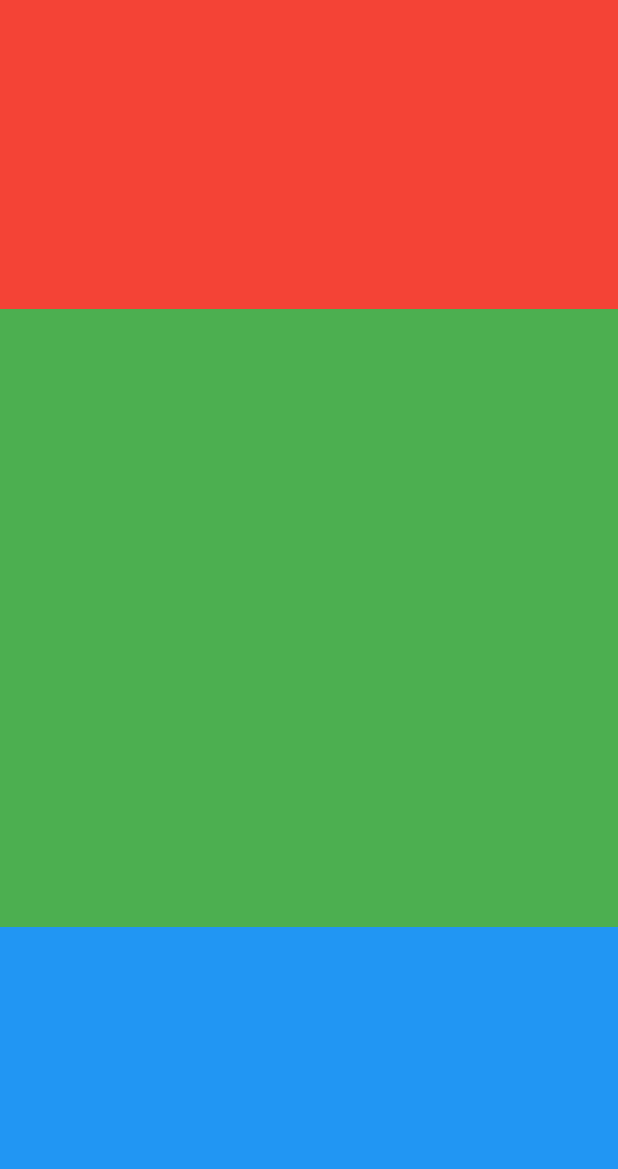
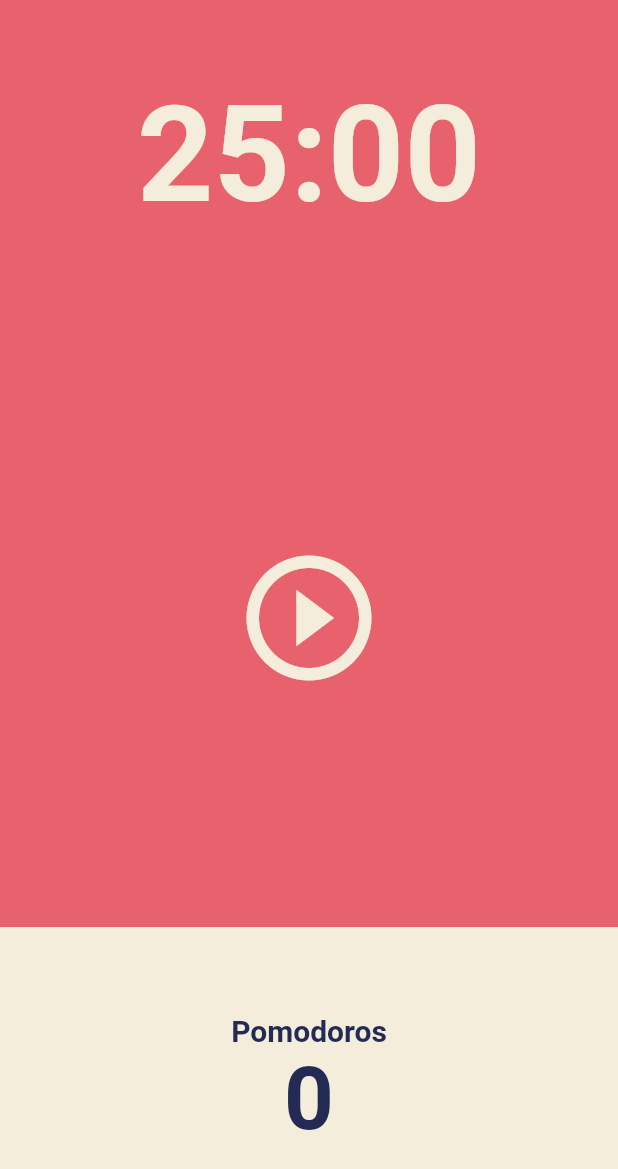
Before and after one commit to woochan94/Study_Flutter_toonflix, a Flutter app: the screen it shows after launch, on a phone screen of 412 x 824 dp. Shown: the top 1169 px of the screen. Run offline on Flutter 3.47's test engine with Material 2 defaults, Android fonts, the phone set to English and light mode, and no system bars.

Commit message:
Design: Add pomodoro app UI

```diff
--- a/lib/screens/home_screen.dart
+++ b/lib/screens/home_screen.dart
@@ -11,30 +11,69 @@ class _HomeScreenState extends State<HomeScreen> {
   @override
   Widget build(BuildContext context) {
     return Scaffold(
+      backgroundColor: Theme.of(context).colorScheme.background,
       body: Column(
         children: [
           Flexible(
             flex: 1,
             child: Container(
-              decoration: const BoxDecoration(
-                color: Colors.red,
+              alignment: Alignment.center,
+              child: Text(
+                '25:00',
+                style: TextStyle(
+                  color: Theme.of(context).cardColor,
+                  fontSize: 89,
+                  fontWeight: FontWeight.w600,
+                ),
               ),
             ),
           ),
           Flexible(
             flex: 2,
-            child: Container(
-              decoration: const BoxDecoration(
-                color: Colors.green,
+            child: Center(
+              child: IconButton(
+                icon: const Icon(Icons.play_circle_outline),
+                iconSize: 100,
+                color: Theme.of(context).cardColor,
+                onPressed: () {},
               ),
             ),
           ),
           Flexible(
             flex: 1,
-            child: Container(
-              decoration: const BoxDecoration(
-                color: Colors.blue,
-              ),
+            child: Row(
+              children: [
+                Expanded(
+                  child: Container(
+                    decoration: BoxDecoration(
+                      color: Theme.of(context).cardColor,
+                    ),
+                    child: Column(
+                      mainAxisAlignment: MainAxisAlignment.center,
+                      children: [
+                        Text(
+                          'Pomodoros',
+                          style: TextStyle(
+                            fontSize: 20,
+                            fontWeight: FontWeight.w600,
+                            color:
+                                Theme.of(context).textTheme.displayLarge?.color,
+                          ),
+                        ),
+                        Text(
+                          '0',
+                          style: TextStyle(
+                            fontSize: 58,
+                            fontWeight: FontWeight.w600,
+                            color:
+                                Theme.of(context).textTheme.displayLarge?.color,
+                          ),
+                        ),
+                      ],
+                    ),
+                  ),
+                ),
+              ],
             ),
           ),
         ],
```
